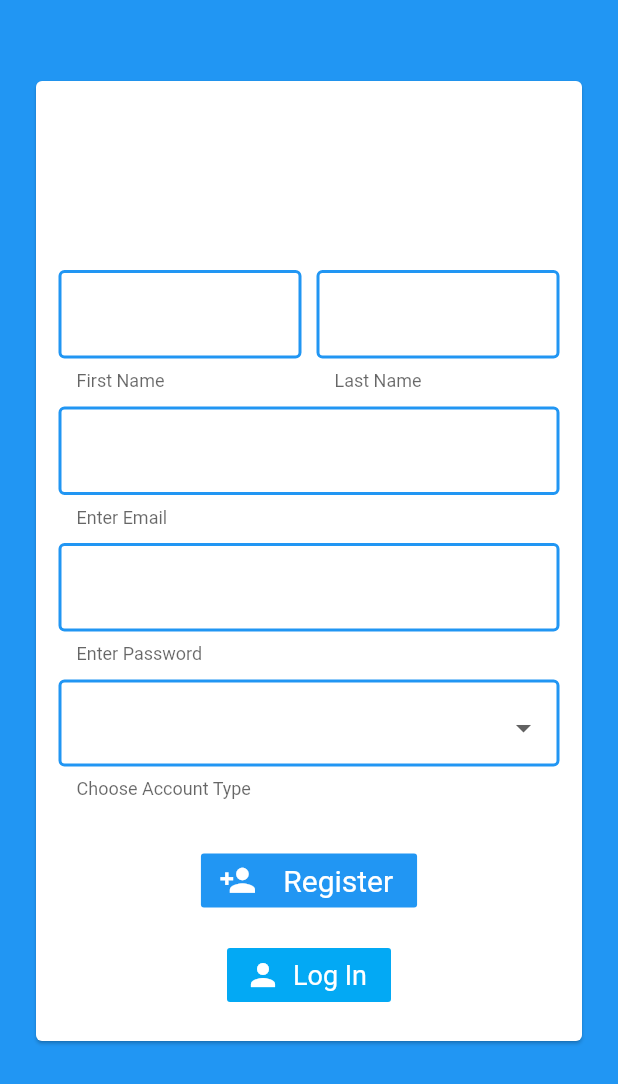
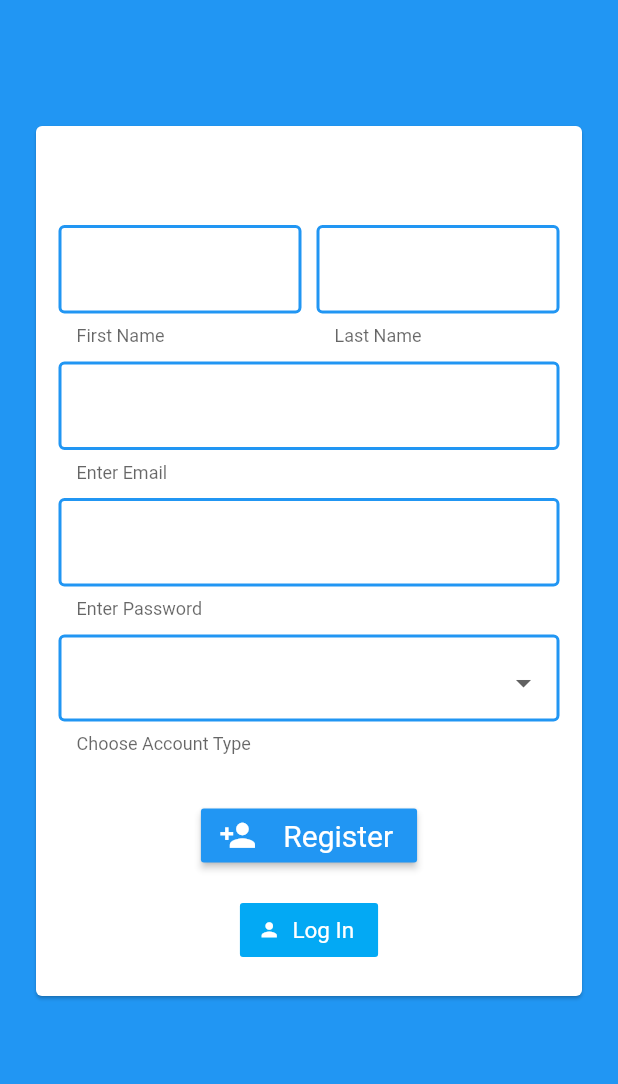
Before and after one commit to AlphaArtrem/attendance_app, a Flutter app: the screen it shows after launch, after a tap on "Log In", after a tap on "Register", on a phone screen of 412 x 824 dp. Shown: the top 1084 px of the screen. Run offline on Flutter 3.47's test engine with Material 2 defaults, Android fonts, the phone set to English and light mode, and no system bars; our stand-ins replace cloud_firestore, firebase_auth, flutter_datetime_picker, flutter_spinkit; missing offline and left inert: enhanced_future_builder; accounts and stored records are empty.

Commit message:
Removed loading screen when logging in or trying to register to solve issue of calling scaffold inside scaffold

```diff
--- a/lib/logged_out/authentication.dart
+++ b/lib/logged_out/authentication.dart
@@ -39,12 +39,12 @@ class _AuthenticationState extends State<Authentication> {
     if(_register)
       {
         return RaisedButton.icon(
-            icon: Icon(Icons.person, color: Colors.white,),
+            icon: Icon(Icons.person, color: Colors.white, size: 15,),
             label: Text(
               'Log In',
               style: TextStyle(
                   color: Colors.white,
-                  fontSize: 18,
+                  fontSize: 15,
                   fontWeight: FontWeight.w400),
             ),
             elevation: 0,
@@ -61,12 +61,12 @@ class _AuthenticationState extends State<Authentication> {
     else
       {
         return RaisedButton.icon(
-            icon: Icon(Icons.person_add, color: Colors.white, size: 25),
+            icon: Icon(Icons.person_add, color: Colors.white, size: 15),
             label: Text(
-              '  Register',
+              ' Register',
               style: TextStyle(
                   color: Colors.white,
-                  fontSize: 20,
+                  fontSize: 15,
                   fontWeight: FontWeight.w400),
             ),
             elevation: 0,
@@ -74,7 +74,7 @@ class _AuthenticationState extends State<Authentication> {
             onPressed: (){
               setState(() {
                 _register = true;
-                _height = 50;
+                _height = 80;
                 _width = 20;
               });
             }
--- a/lib/logged_out/methods/log_in.dart
+++ b/lib/logged_out/methods/log_in.dart
@@ -18,11 +18,9 @@ class _LoginState extends State<Login> {
   String pass;
   String error = '';
 
-  bool loading = false;
-
   @override
   Widget build(BuildContext context){
-    return loading ? LoadingScreen() : Form(
+    return Form(
       key: _formKey,
       child: Padding(
         padding: const EdgeInsets.fromLTRB(15, 15, 15, 5),
@@ -51,7 +49,6 @@ class _LoginState extends State<Login> {
               onPressed: () async{
                 if(_formKey.currentState.validate())
                 {
-                  setState(() => loading = true);
                   FirebaseUser user = await _account.login(email, pass);
                   if(user != null)
                   {
@@ -61,7 +58,6 @@ class _LoginState extends State<Login> {
                   else
                   {
                     setState(() {
-                      loading = false;
                       error = 'Email and/or password is incorrect';
                     });
                   }
@@ -75,7 +71,7 @@ class _LoginState extends State<Login> {
                     fontSize: 18,
                     fontWeight: FontWeight.w400),
               ),
-              elevation: 0,
+              elevation: 3,
               color: Colors.blue,
             ),
           ],
--- a/lib/logged_out/methods/register.dart
+++ b/lib/logged_out/methods/register.dart
@@ -19,14 +19,12 @@ class _RegisterState extends State<Register> {
   String type = '';
   List<String> _types = ['', 'Student', 'Teacher'];
 
-  bool loading = false;
-
   @override
   Widget build(BuildContext context) {
-    return loading ? LoadingScreen() : Form(
+    return Form(
       key: _formKey,
       child: Padding(
-        padding: const EdgeInsets.fromLTRB(15, 90, 15, 15),
+        padding: const EdgeInsets.fromLTRB(15, 30, 15, 15),
         child: Column(
           mainAxisAlignment: MainAxisAlignment.center,
           crossAxisAlignment: CrossAxisAlignment.center,
@@ -118,7 +116,6 @@ class _RegisterState extends State<Register> {
               onPressed: () async{
                 if(_formKey.currentState.validate())
                 {
-                  setState(() => loading = true);
                   FirebaseUser user = await _account.register(email, pass);
                   if(user != null)
                   {
@@ -133,7 +130,6 @@ class _RegisterState extends State<Register> {
                     {
                       await _account.deleteUser();
                       setState(() {
-                        loading = false;
                         error = "Couldn't add user details to database";
                       });
                     }
@@ -141,7 +137,6 @@ class _RegisterState extends State<Register> {
                   else
                   {
                     setState(() {
-                      loading = false;
                       error = "Please provide an valid E-mail";
                     });
                   }
@@ -155,7 +150,7 @@ class _RegisterState extends State<Register> {
                     fontSize: 20,
                     fontWeight: FontWeight.w400),
               ),
-              elevation: 0,
+              elevation: 2,
               color: Colors.blue,
             ),
           ],
```
